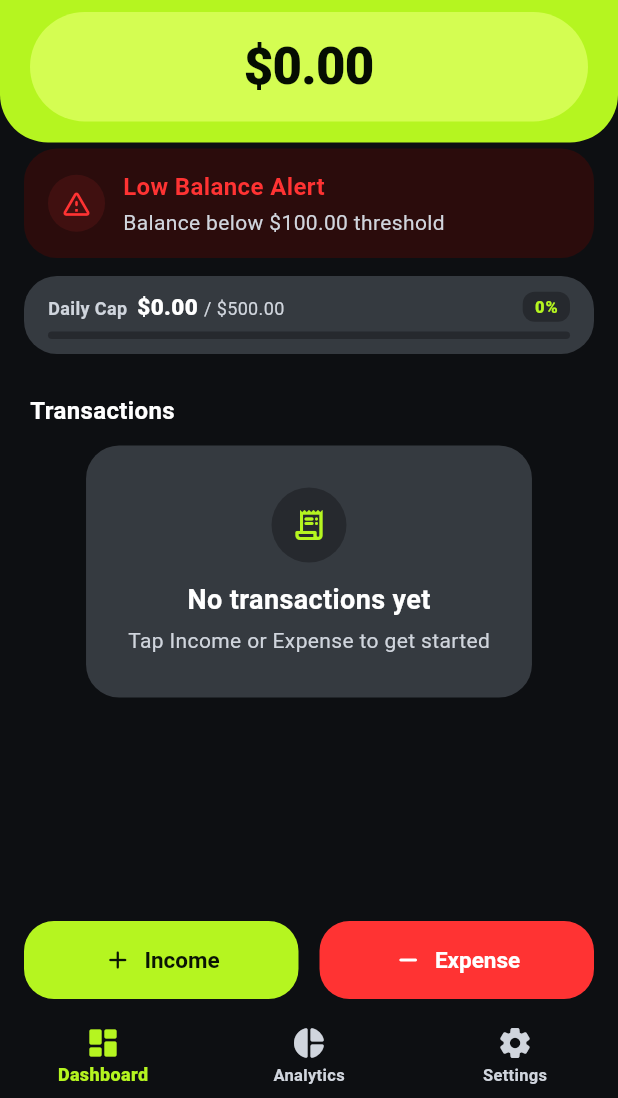
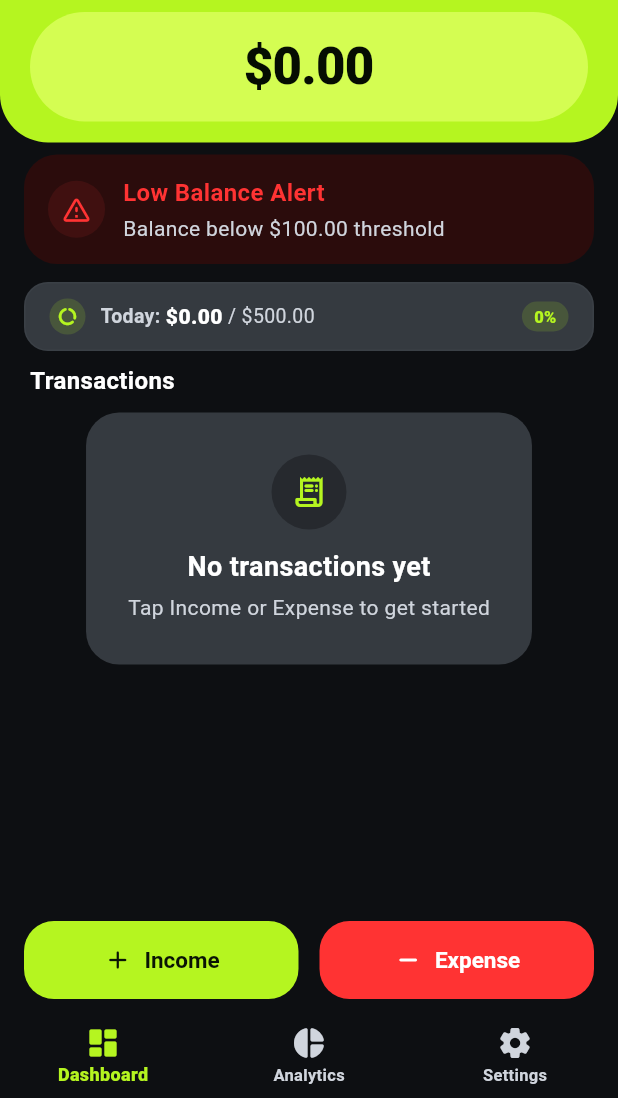
Before and after one commit to Knecrow/Estash, a Flutter app: the screen it shows after launch, on a phone screen of 412 x 824 dp, the part 138-1236 px from its top. Run offline on Flutter 3.47's test engine with Material 3 defaults, Android fonts, the phone set to English and light mode, and no system bars; our stand-ins replace fl_chart, flutter_local_notifications, hive, hive_flutter, shared_preferences, timezone; accounts and stored records are empty.

Commit message:
Standardize professional 8pt grid spacing, balanced pill ratios, and consistent touch targets across screens

```diff
--- a/lib/features/analytics/analytics_screen.dart
+++ b/lib/features/analytics/analytics_screen.dart
@@ -48,10 +48,11 @@ class AnalyticsScreen extends StatelessWidget {
                 currencySymbol: settings.currencySymbol,
               ),
             ),
-            const SizedBox(height: 16),
-
             // Category Breakdown Progress Bars Section
-            const SectionLabel(label: 'Categories'),
+            const SectionLabel(
+              label: 'Categories',
+              padding: EdgeInsets.only(left: 4.0, right: 4.0, top: 12.0, bottom: 8.0),
+            ),
             OneUICardContainer(
               padding: const EdgeInsets.all(20.0),
               child: CategoryBreakdownCard(
@@ -59,10 +60,12 @@ class AnalyticsScreen extends StatelessWidget {
                 currencySymbol: settings.currencySymbol,
               ),
             ),
-            const SizedBox(height: 16),
 
             // Time-Series Bar Chart Section
-            const SectionLabel(label: 'Trends'),
+            const SectionLabel(
+              label: 'Trends',
+              padding: EdgeInsets.only(left: 4.0, right: 4.0, top: 12.0, bottom: 8.0),
+            ),
             OneUICardContainer(
               padding: const EdgeInsets.all(20.0),
               child: TimeSeriesBarChart(
@@ -72,7 +75,7 @@ class AnalyticsScreen extends StatelessWidget {
                 currencySymbol: settings.currencySymbol,
               ),
             ),
-            const SizedBox(height: 24),
+            const SizedBox(height: 20),
           ],
         ),
       ),
--- a/lib/features/dashboard/dashboard_screen.dart
+++ b/lib/features/dashboard/dashboard_screen.dart
@@ -110,11 +110,13 @@ class DashboardScreen extends StatelessWidget {
             },
           ),
 
-          // ── Fixed Overview Cards (Alert & Daily Cap) ─────────
+          // ── Fixed Overview (Daily Cap Badge & Section Label) ───
           Padding(
-            padding: const EdgeInsets.symmetric(
-              horizontal: AppConstants.pagePadding,
-              vertical: 4,
+            padding: const EdgeInsets.only(
+              left: AppConstants.pagePadding,
+              right: AppConstants.pagePadding,
+              top: 8,
+              bottom: 4,
             ),
             child: Column(
               crossAxisAlignment: CrossAxisAlignment.start,
@@ -124,20 +126,16 @@ class DashboardScreen extends StatelessWidget {
                   threshold: settings.minBalanceThreshold,
                   currencySymbol: settings.currencySymbol,
                 ),
-                StaggeredEntrance(
-                  index: 0,
-                  child: DailyCapProgressCard(
-                    todaySpend: finance.todaySpend,
-                    dailyCap: settings.dailyCap,
-                    progress: progress,
-                    progressColor: progressColor,
-                    currencySymbol: settings.currencySymbol,
-                  ),
+                DailyCapProgressCard(
+                  todaySpend: finance.todaySpend,
+                  dailyCap: settings.dailyCap,
+                  progress: progress,
+                  progressColor: progressColor,
+                  currencySymbol: settings.currencySymbol,
                 ),
-                const SizedBox(height: 6),
-                const StaggeredEntrance(
-                  index: 1,
-                  child: SectionLabel(label: 'Transactions'),
+                const SectionLabel(
+                  label: 'Transactions',
+                  padding: EdgeInsets.only(left: 4.0, right: 4.0, top: 8.0, bottom: 6.0),
                 ),
               ],
             ),
--- a/lib/features/dashboard/widgets/daily_cap_progress_card.dart
+++ b/lib/features/dashboard/widgets/daily_cap_progress_card.dart
@@ -26,25 +26,40 @@ class DailyCapProgressCard extends StatelessWidget {
   Widget build(BuildContext context) {
     final pctText = (progress * 100).toStringAsFixed(0);
 
-    return OneUICardContainer(
+    return Container(
       padding: const EdgeInsets.symmetric(horizontal: 16.0, vertical: 10.0),
-      child: Column(
-        crossAxisAlignment: CrossAxisAlignment.start,
-        mainAxisSize: MainAxisSize.min,
-        children: [
-          Row(
+      decoration: BoxDecoration(
+        color: AppColors.cardSurface,
+        borderRadius: BorderRadius.circular(16.0),
+        border: Border.all(
+          color: AppColors.cardDivider.withValues(alpha: 0.25),
+          width: 1,
+        ),
+      ),
+      child: Row(
         mainAxisAlignment: MainAxisAlignment.spaceBetween,
         children: [
           Row(
-                crossAxisAlignment: CrossAxisAlignment.baseline,
-                textBaseline: TextBaseline.alphabetic,
             children: [
+              Container(
+                padding: const EdgeInsets.all(5),
+                decoration: BoxDecoration(
+                  color: progressColor.withValues(alpha: 0.15),
+                  shape: BoxShape.circle,
+                ),
+                child: Icon(
+                  Icons.data_usage_rounded,
+                  size: 14,
+                  color: progressColor,
+                ),
+              ),
+              const SizedBox(width: 10),
               Text(
-                    'Daily Cap  ',
+                'Today: ',
                 style: const TextStyle(
                   color: AppColors.textSecondary,
                   fontWeight: FontWeight.w600,
-                      fontSize: 12,
+                  fontSize: 13,
                 ),
               ),
               AnimatedCurrencyText(
@@ -53,15 +68,14 @@ class DailyCapProgressCard extends StatelessWidget {
                 style: const TextStyle(
                   fontWeight: FontWeight.w800,
                   color: AppColors.textPrimary,
-                      fontSize: 15,
+                  fontSize: 14,
                 ),
               ),
-                  const SizedBox(width: 4),
               Text(
-                    '/ ${CurrencyFormatter.format(dailyCap, symbol: currencySymbol)}',
+                ' / ${CurrencyFormatter.format(dailyCap, symbol: currencySymbol)}',
                 style: const TextStyle(
                   color: AppColors.textSecondary,
-                      fontSize: 12,
+                  fontSize: 13,
                 ),
               ),
             ],
@@ -72,12 +86,12 @@ class DailyCapProgressCard extends StatelessWidget {
               vertical: 2.0,
             ),
             decoration: BoxDecoration(
-                  color: AppColors.cardSurfaceElevated,
-                  borderRadius: BorderRadius.circular(8.0),
+              color: progressColor.withValues(alpha: 0.15),
+              borderRadius: BorderRadius.circular(10.0),
             ),
             child: Text(
               '$pctText%',
-                  style: AppTextStyles.labelSmall.copyWith(
+              style: TextStyle(
                 color: progressColor,
                 fontWeight: FontWeight.w900,
                 fontSize: 11,
@@ -86,14 +100,6 @@ class DailyCapProgressCard extends StatelessWidget {
           ),
         ],
       ),
-          const SizedBox(height: 6),
-          NeonProgressBar(
-            progress: progress,
-            color: progressColor,
-            height: 5,
-          ),
-        ],
-      ),
     );
   }
 }
--- a/lib/shared/widgets/section_label.dart
+++ b/lib/shared/widgets/section_label.dart
@@ -5,17 +5,19 @@ import '../../core/constants/app_text_styles.dart';
 class SectionLabel extends StatelessWidget {
   final String label;
   final Widget? trailing;
+  final EdgeInsetsGeometry padding;
 
   const SectionLabel({
     super.key,
     required this.label,
     this.trailing,
+    this.padding = const EdgeInsets.only(left: 4.0, right: 4.0, top: 8.0, bottom: 6.0),
   });
 
   @override
   Widget build(BuildContext context) {
     return Padding(
-      padding: const EdgeInsets.only(left: 4.0, right: 4.0, top: 20.0, bottom: 8.0),
+      padding: padding,
       child: Row(
         mainAxisAlignment: MainAxisAlignment.spaceBetween,
         children: [
```
Lines whose indentation alone changed are shown as unchanged.
